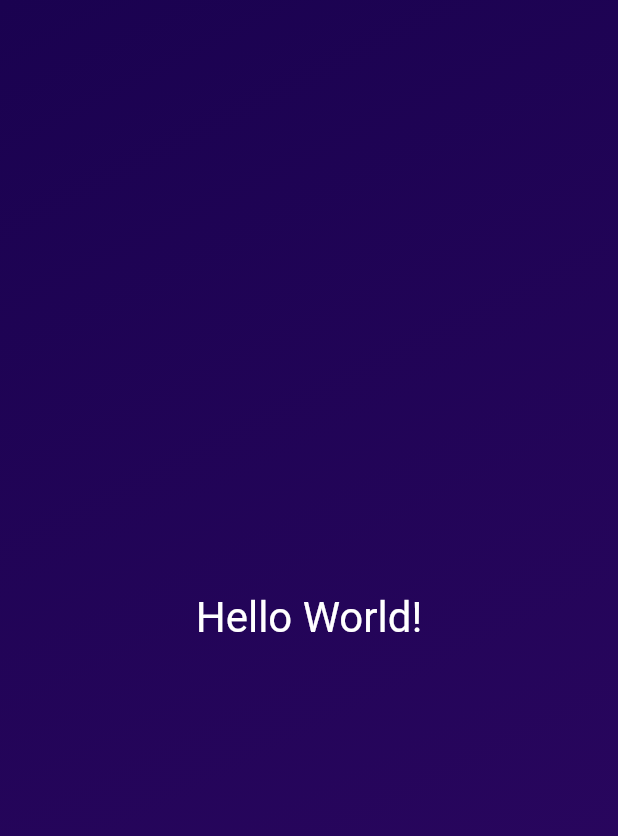
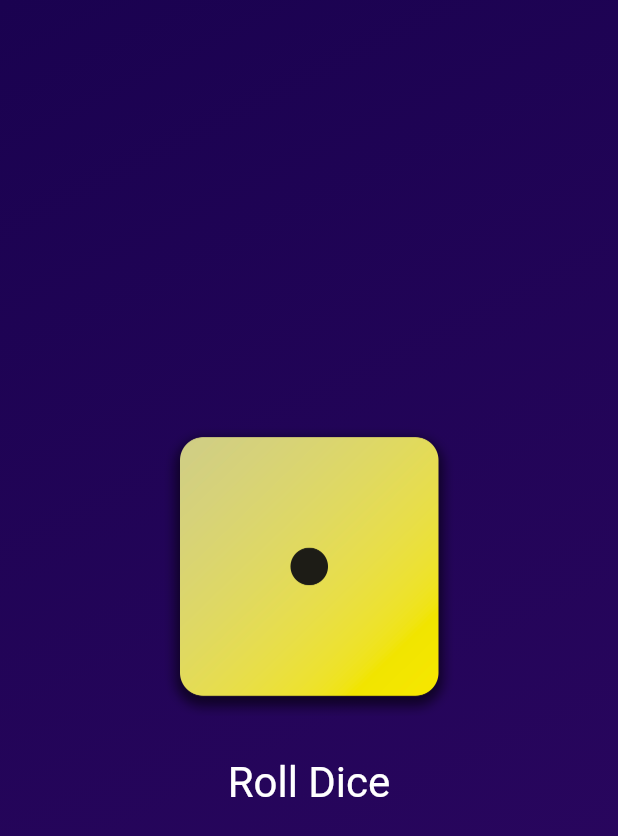
Before and after one commit to paulohc/roll-dice-app, a Flutter app: the screen it shows after launch, on a phone screen of 412 x 824 dp. Shown: the top 836 px of the screen. Run offline on Flutter 3.47's test engine with Material 2 defaults, Android fonts, the phone set to English and light mode, and no system bars.

Commit message:
feat: add roll dice logic

```diff
--- /dev/null
+++ b/lib/dice_roller.dart
@@ -0,0 +1,48 @@
+import 'dart:math';
+
+import 'package:flutter/material.dart';
+
+final randomizer = Random();
+
+class DiceRoller extends StatefulWidget {
+  const DiceRoller({super.key});
+
+  @override
+  State<DiceRoller> createState() {
+    return _DiceRollerState();
+  }
+}
+
+class _DiceRollerState extends State<DiceRoller> {
+  var currentDiceRoll = 1;
+
+  void rollDice() {
+    setState(() {
+      currentDiceRoll = randomizer.nextInt(6) + 1;
+    });
+  }
+
+  @override
+  Widget build(BuildContext context) {
+    return Column(
+      mainAxisSize: MainAxisSize.min,
+      children: [
+        Image.asset(
+          'assets/images/dice-$currentDiceRoll.png',
+          width: 200,
+        ),
+        const SizedBox(height: 20),
+        TextButton(
+          onPressed: rollDice,
+          style: TextButton.styleFrom(
+            foregroundColor: Colors.white,
+            textStyle: const TextStyle(
+              fontSize: 28,
+            ),
+          ),
+          child: const Text('Roll Dice'),
+        )
+      ],
+    );
+  }
+}
--- a/lib/gradient_container.dart
+++ b/lib/gradient_container.dart
@@ -1,6 +1,6 @@
 import 'package:flutter/material.dart';
 
-import 'package:roll_dice_app/styled_text.dart';
+import 'package:roll_dice_app/dice_roller.dart';
 
 class GradientContainer extends StatelessWidget {
   const GradientContainer(this.colors, {super.key});
@@ -18,7 +18,7 @@
         ),
       ),
       child: const Center(
-        child: StyledText('Hello World!'),
+        child: DiceRoller(),
       ),
     );
   }
```
Also changed, not shown: pubspec.yaml (+9 -7 lines), assets/images/dice-1.png (added), assets/images/dice-2.png (added), assets/images/dice-3.png (added), assets/images/dice-4.png (added), assets/images/dice-5.png (added), assets/images/dice-6.png (added), 1 other file.
